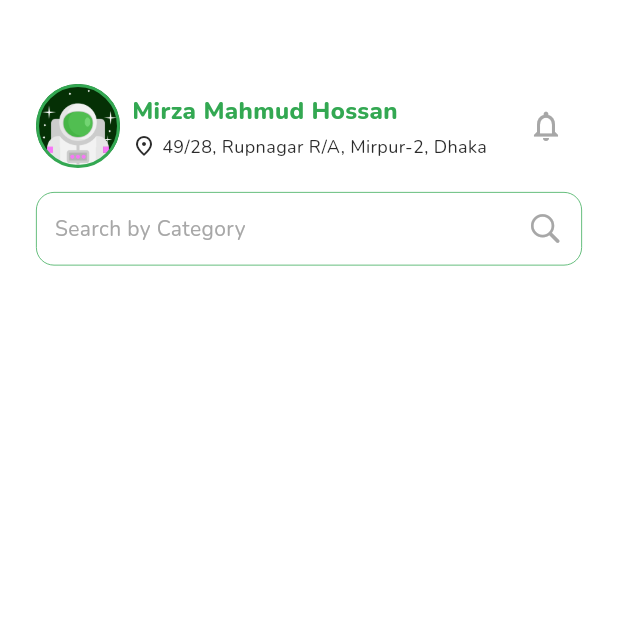
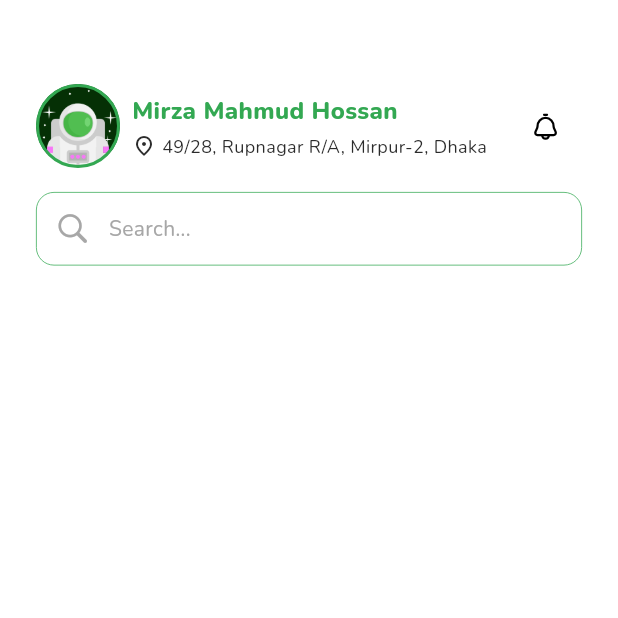
Before and after one commit to AppSync-Studio/worker_bridge, a Flutter app: the HomeScreen screen opened by its route, on a phone screen of 412 x 824 dp, the top half of it. Run offline on Flutter 3.47's test engine with Material 3 defaults, Android fonts, the light colour scheme and no system bars; our stand-ins replace flutter_svg, gap, get, google_fonts, smooth_page_indicator.

Commit message:
feat(home screen): top_section_design_done

```diff
--- /dev/null
+++ b/lib/utils/app_utils/app_icon/app_icons.dart
@@ -0,0 +1,4 @@
+class AppIcons{
+
+  static const String notificationIcon = "assets/icons/notification.svg";
+}
--- a/lib/view/screens/home/home_screen.dart
+++ b/lib/view/screens/home/home_screen.dart
@@ -1,8 +1,6 @@
 import 'package:flutter/material.dart';
 import 'package:gap/gap.dart';
 import 'package:get/get.dart';
-import 'package:google_fonts/google_fonts.dart';
-import 'package:worker_bridge/utils/app_utils/app_image/app_image.dart';
 import 'package:worker_bridge/utils/app_utils/color/app_colors.dart';
 import 'package:worker_bridge/view/screens/home/home_controller.dart';
 import 'package:worker_bridge/view/screens/home/inner_widget/home_top_section.dart';
@@ -35,7 +33,8 @@ class _HomeScreenState extends State<HomeScreen> {
             body: Column(
               children: [
                 // top section
-                HomeTopSection(homeController: controller)
+                HomeTopSection(homeController: controller),
+                const Gap(16),
               ],
             ),
           );
--- a/lib/view/screens/home/inner_widget/home_top_section.dart
+++ b/lib/view/screens/home/inner_widget/home_top_section.dart
@@ -1,7 +1,9 @@
 import 'package:flutter/cupertino.dart';
 import 'package:flutter/material.dart';
+import 'package:flutter_svg/svg.dart';
 import 'package:gap/gap.dart';
 import 'package:google_fonts/google_fonts.dart';
+import 'package:worker_bridge/utils/app_utils/app_icon/app_icons.dart';
 import 'package:worker_bridge/utils/app_utils/app_image/app_image.dart';
 import 'package:worker_bridge/utils/app_utils/color/app_colors.dart';
 import 'package:worker_bridge/view/screens/home/home_controller.dart';
@@ -67,7 +69,7 @@ class HomeTopSection extends StatelessWidget {
                   )
                 ],
               ),
-              IconButton(onPressed: (){}, icon: const Icon(Icons.notifications_none, color: AppColors.colorGrey), iconSize: 24)
+              IconButton(onPressed: (){}, icon: SvgPicture.asset(AppIcons.notificationIcon), iconSize: 24)
             ],
           ),
           const Gap(16),
@@ -83,14 +85,14 @@ class HomeTopSection extends StatelessWidget {
               ),
               alignment: Alignment.center,
               child: Row(
-                mainAxisAlignment: MainAxisAlignment.spaceBetween,
                 crossAxisAlignment: CrossAxisAlignment.center,
                 children: [
+                  const Icon(CupertinoIcons.search, size: 24, color: AppColors.colorGrey),
+                  const Gap(12),
                   Text(
-                    "Search by Category",
+                    "Search...",
                     style: GoogleFonts.nunito(color: AppColors.colorGrey, fontSize: 14, fontWeight: FontWeight.w400),
                   ),
-                  const Icon(CupertinoIcons.search, size: 24, color: AppColors.colorGrey)
                 ],
               ),
             ),
--- a/pubspec.yaml
+++ b/pubspec.yaml
@@ -39,6 +39,7 @@ dependencies:
   gap:
   google_fonts:
   smooth_page_indicator:
+  flutter_svg:
 
 dev_dependencies:
   flutter_test:
```
Also changed, not shown: assets/icons/notification.svg (added), pubspec.lock.
